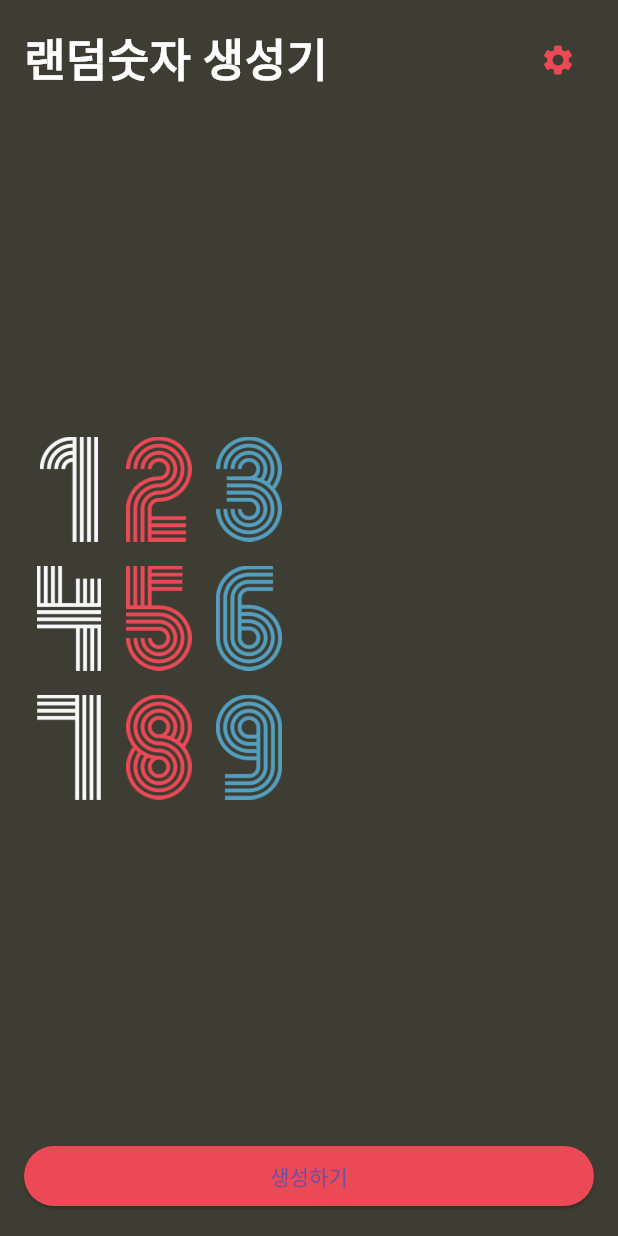
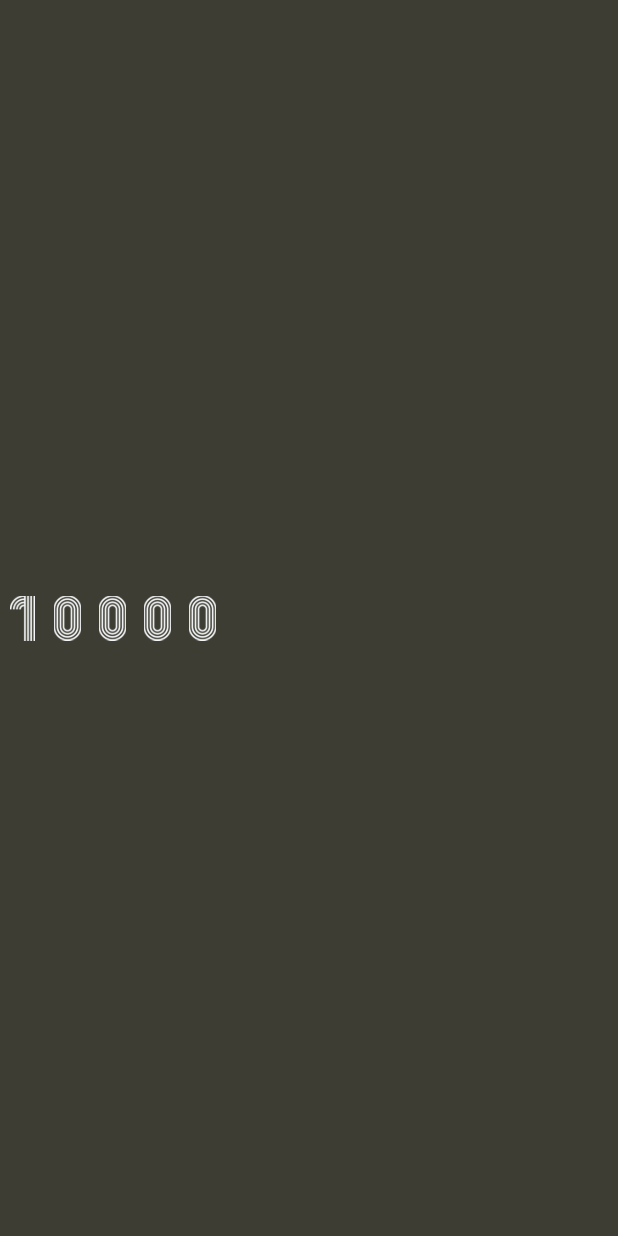
Before and after one commit to yongchulbag/random_number_generator, a Flutter app: the screen it shows after launch, after a tap on the "settings" icon, on a phone screen of 412 x 824 dp. Run offline on Flutter 3.47's test engine with Material 3 defaults, Android fonts, the phone set to English and light mode, and no system bars.

Commit message:
Merge remote-tracking branch 'origin/master'
# Conflicts:
#	lib/screen/home_screen.dart

```diff
--- a/lib/screen/home_screen.dart
+++ b/lib/screen/home_screen.dart
@@ -2,6 +2,7 @@ import 'dart:math';
 
 import 'package:flutter/material.dart';
 import 'package:random_number_generator/constant/color.dart';
+import 'package:random_number_generator/screen/setting_screen.dart';
 
 
 class HomeScreen extends StatefulWidget {
@@ -39,7 +40,15 @@ class _HomeScreenState extends State<HomeScreen> {
                       ),
                     ),
                     IconButton(
-                        onPressed: () {},
+                        onPressed: () {
+                          Navigator.of(context).push(
+                            MaterialPageRoute(
+                              builder: (BuildContext context){
+                                return SettingsScreen();
+                              }
+                            )
+                          ); // 복잡하지만 이렇게 푸시하는 방법도 알아두세요라고 함
+                        },
                         icon: Icon(
                           Icons.settings,
                           color: RED_COLOR,
--- a/lib/screen/setting_screen.dart
+++ b/lib/screen/setting_screen.dart
@@ -0,0 +1,32 @@
+import 'package:flutter/material.dart';
+import 'package:random_number_generator/constant/color.dart';
+
+class SettingsScreen extends StatefulWidget {
+  const SettingsScreen({super.key});
+
+  @override
+  State<SettingsScreen> createState() => _SettingsScreenState();
+}
+
+class _SettingsScreenState extends State<SettingsScreen> {
+  @override
+  Widget build(BuildContext context) {
+    return Scaffold(
+      backgroundColor: PRIMARY_COLOR,
+      body: Column(
+        children: [
+          Expanded(
+            child: Row(
+              children: 10000
+                  .toString()
+                  .split('')
+                  .map((e) =>
+                      Image.asset('asset/img/$e.png', width: 30, height: 30))
+                  .toList(),
+            ),
+          ),
+        ],
+      ),
+    );
+  }
+}
```
